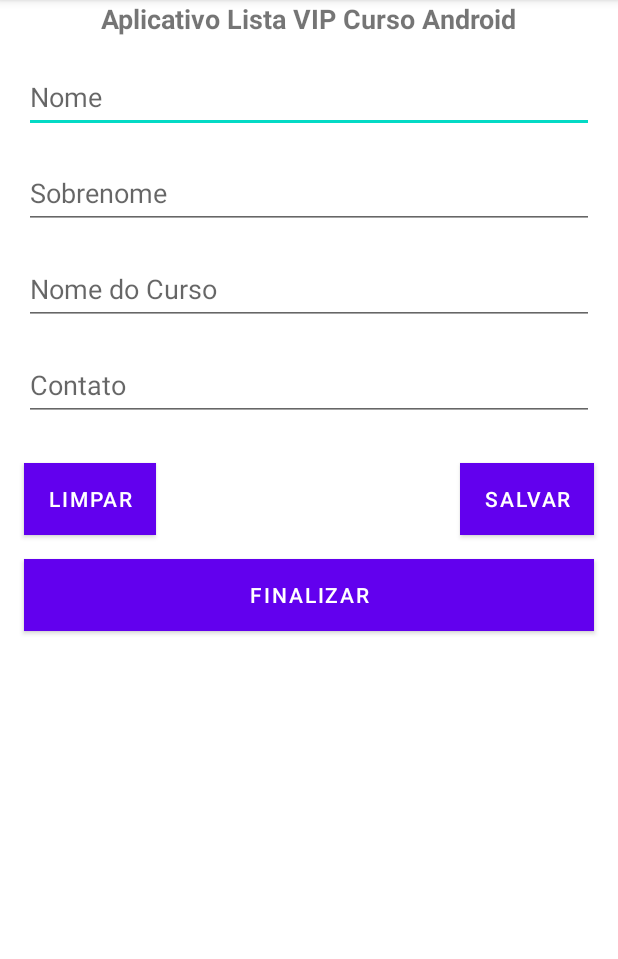
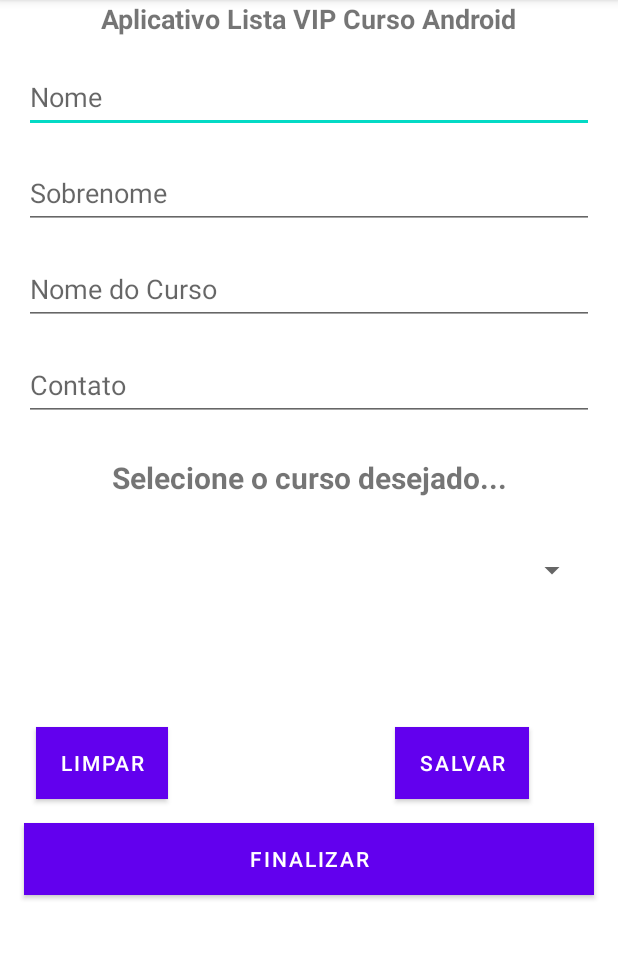
Before and after one commit to JoabeRochadel/AppListaCursoAndroid, an Android app: the screen it shows after launch (MainActivity), on a phone screen of 412 x 824 dp, the part 84-1043 px from its top. Run offline under Robolectric (Android 15) with nearby library versions, the phone set to English and light mode, and no system bars.

Commit message:
Refatoracao layout, add spinner layout

```diff
--- a/app/src/main/res/layout/activity_main.xml
+++ b/app/src/main/res/layout/activity_main.xml
@@ -78,40 +78,65 @@
         app:layout_constraintTop_toBottomOf="@id/editCourse" />
 
     <Button
+        android:id="@+id/buttonFinish"
+        android:layout_width="match_parent"
+        android:layout_height="wrap_content"
+        android:layout_margin="16dp"
+        android:layout_marginTop="16dp"
+        android:background="@color/colorButton"
+        android:text="@string/button_finish"
+        app:layout_constraintTop_toBottomOf="@+id/buttonClean"
+        tools:ignore="VisualLintButtonSize"
+        tools:layout_editor_absoluteX="-20dp" />
+
+    <Button
+        android:id="@+id/buttonSave"
+        android:layout_width="wrap_content"
+        android:layout_height="wrap_content"
+        android:layout_marginTop="204dp"
+        android:layout_marginEnd="24dp"
+        android:background="@color/colorButton"
+        android:text="@string/button_save"
+        app:layout_constraintEnd_toEndOf="parent"
+        app:layout_constraintHorizontal_bias="0.81"
+        app:layout_constraintStart_toEndOf="@+id/buttonClean"
+        app:layout_constraintTop_toBottomOf="@+id/editContact" />
+
+    <Button
         android:id="@+id/buttonClean"
         android:layout_width="wrap_content"
         android:layout_height="wrap_content"
-        android:layout_marginStart="16dp"
-        android:layout_marginTop="28dp"
+        android:layout_marginStart="24dp"
+        android:layout_marginTop="204dp"
         android:background="@color/colorButton"
         android:importantForAutofill="no"
         android:text="@string/button_clean"
         app:layout_constraintStart_toStartOf="parent"
         app:layout_constraintTop_toBottomOf="@+id/editContact" />
 
-    <Button
-        android:id="@+id/buttonSave"
+    <Spinner
+        android:id="@+id/spinner"
+        android:layout_width="match_parent"
+        android:layout_height="48dp"
+        android:layout_marginStart="16dp"
+        android:layout_marginEnd="20dp"
+        app:layout_constraintBottom_toTopOf="@+id/buttonClean"
+        app:layout_constraintEnd_toEndOf="parent"
+        app:layout_constraintStart_toStartOf="parent"
+        app:layout_constraintTop_toBottomOf="@+id/editContact"
+        app:layout_constraintVertical_bias="0.483" />
+
+    <TextView
+        android:id="@+id/txtSpinnerList"
         android:layout_width="wrap_content"
         android:layout_height="wrap_content"
-        android:layout_marginTop="28dp"
-        android:layout_marginEnd="16dp"
-        android:background="@color/colorButton"
-        android:text="@string/button_save"
+        android:text="Selecione o curso desejado..."
+        android:textSize="20sp"
+        android:textStyle="bold"
+        app:layout_constraintBottom_toTopOf="@+id/spinner"
         app:layout_constraintEnd_toEndOf="parent"
-        app:layout_constraintHorizontal_bias="1.0"
-        app:layout_constraintStart_toEndOf="@+id/buttonClean"
+        app:layout_constraintStart_toStartOf="parent"
         app:layout_constraintTop_toBottomOf="@+id/editContact" />
-
-    <Button
-        android:id="@+id/buttonFinish"
-        android:layout_width="match_parent"
-        android:layout_height="wrap_content"
-        android:layout_margin="16dp"
-        android:background="@color/colorButton"
-        android:text="@string/button_finish"
-        app:layout_constraintTop_toBottomOf="@+id/buttonClean"
-        tools:ignore="VisualLintButtonSize"
-        tools:layout_editor_absoluteX="16dp" />
 
 
 </androidx.constraintlayout.widget.ConstraintLayout>
```
